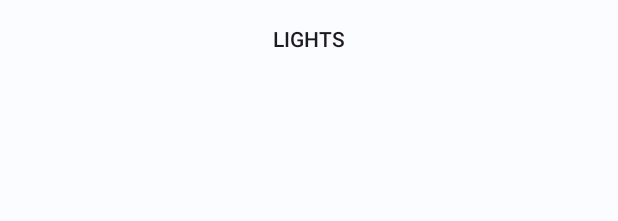
After one commit to d3kad3nt/deCONZ-SunriseClock, an Android app: the layout entities_list_element_header.xml on its own in the app's theme, with its tools: preview values and no code run, on a phone screen of 412 x 824 dp. The commit adds this screen. Shown: the top 221 px of the screen. Run offline under Robolectric (Android 15) with nearby library versions, the phone set to English and light mode, and no system bars.

Commit message:
Add section headers to the entity list.
This commit introduces section headers ("Lights" and "Groups") to the entity list for better organization and readability.

```diff
--- /dev/null
+++ b/app/src/main/res/layout/entities_list_element_header.xml
@@ -0,0 +1,25 @@
+<?xml version="1.0" encoding="utf-8"?>
+<layout xmlns:android="http://schemas.android.com/apk/res/android"
+    xmlns:app="http://schemas.android.com/apk/res-auto"
+    xmlns:tools="http://schemas.android.com/tools">
+    <data>
+        <variable
+            name="headerText"
+            type="String" />
+    </data>
+    <LinearLayout
+        android:layout_width="match_parent"
+        android:layout_height="wrap_content"
+        android:orientation="vertical"
+        android:padding="16dp">
+        <com.google.android.material.textview.MaterialTextView
+            android:id="@+id/header_text"
+            android:layout_width="match_parent"
+            android:layout_height="wrap_content"
+            android:gravity="center"
+            android:textAppearance="@style/TextAppearance.Material3.TitleSmall"
+            android:text="@{headerText}"
+            android:textAllCaps="true"
+            tools:text="Lights" />
+    </LinearLayout>
+</layout>
--- a/app/src/main/res/values/strings.xml
+++ b/app/src/main/res/values/strings.xml
@@ -91,4 +91,6 @@
     <string name="bottomnav_home_title">Home</string>
     <string name="bottomnav_endpoints_title">Endpoints</string>
     <string name="bottomnav_entities_title">Devices</string>
+    <string name="lights">Lights</string>
+    <string name="groups">Groups</string>
 </resources>
```
Also changed, not shown: app/src/main/java/org/d3kad3nt/sunriseClock/ui/entity/EntitiesFragment.java (+6 -6 lines), app/src/main/java/org/d3kad3nt/sunriseClock/ui/entity/EntitiesListAdapterHeader.java (added, +48 -0 lines), 1 other file.
